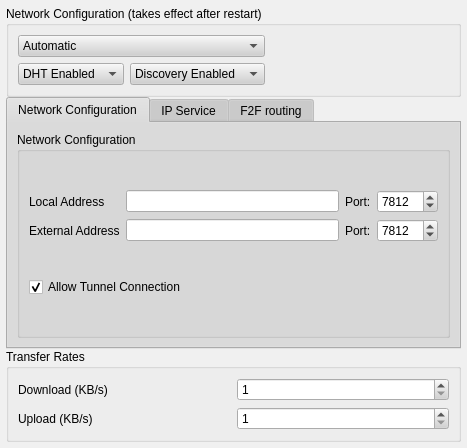
Old version of the form retroshare-gui/src/gui/settings/ServerPage.ui in the repository RetroShare/RetroShare.
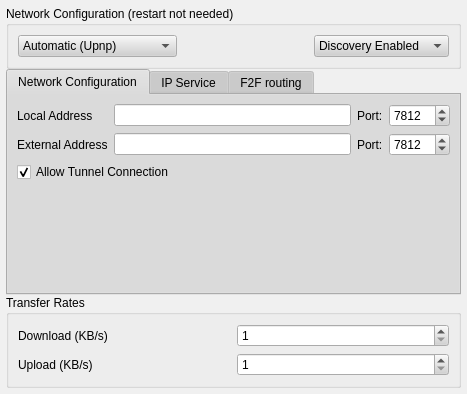
New version of the form.

```diff
--- a/retroshare-gui/src/gui/settings/ServerPage.ui
+++ b/retroshare-gui/src/gui/settings/ServerPage.ui
@@ -7,7 +7,7 @@
     <x>0</x>
     <y>0</y>
     <width>467</width>
-    <height>448</height>
+    <height>394</height>
    </rect>
   </property>
   <property name="sizePolicy">
@@ -504,16 +504,19 @@
       </sizepolicy>
      </property>
      <property name="title">
-      <string>Network Configuration (takes effect after restart)</string>
+      <string>Network Configuration (restart not needed)</string>
      </property>
      <layout class="QHBoxLayout">
       <item>
-       <layout class="QVBoxLayout">
+       <layout class="QHBoxLayout" name="horizontalLayout_2">
+        <item>
+         <layout class="QHBoxLayout"/>
+        </item>
         <item>
          <widget class="QComboBox" name="netModeComboBox">
           <item>
            <property name="text">
-            <string>Automatic</string>
+            <string>Automatic (Upnp)</string>
            </property>
           </item>
           <item>
@@ -523,44 +526,10 @@
           </item>
           <item>
            <property name="text">
-            <string>Forwarded Port</string>
+            <string>Manual Forwarded Port</string>
            </property>
           </item>
          </widget>
-        </item>
-        <item>
-         <layout class="QHBoxLayout">
-          <item>
-           <widget class="QComboBox" name="dhtComboBox">
-            <item>
-             <property name="text">
-              <string>DHT Enabled</string>
-             </property>
-            </item>
-            <item>
-             <property name="text">
-              <string>DHT Disabled</string>
-             </property>
-            </item>
-           </widget>
-          </item>
-          <item>
-           <widget class="QComboBox" name="discComboBox">
-            <item>
-             <property name="text">
-              <string>Discovery Enabled</string>
-             </property>
-            </item>
-            <item>
-             <property name="text">
-              <string>Discovery Disabled</string>
-             </property>
-            </item>
-           </widget>
-          </item>
-         </layout>
-        </item>
-       </layout>
       </item>
       <item>
        <spacer>
@@ -575,6 +544,25 @@
         </property>
        </spacer>
       </item>
+        <item>
+         <widget class="QComboBox" name="discComboBox">
+          <property name="toolTip">
+           <string>Should be disabled if you don't want to share connection information between peers.</string>
+          </property>
+          <item>
+           <property name="text">
+            <string>Discovery Enabled</string>
+           </property>
+          </item>
+          <item>
+           <property name="text">
+            <string>Discovery Disabled</string>
+           </property>
+          </item>
+         </widget>
+        </item>
+       </layout>
+      </item>
      </layout>
     </widget>
    </item>
@@ -660,20 +648,24 @@
        <string>Network Configuration</string>
       </attribute>
       <layout class="QGridLayout">
+       <item row="2" column="0">
+        <widget class="QCheckBox" name="allowTunnelConnectionCB">
+         <property name="toolTip">
+          <string>If you unckeck this, RetroShare will not use tunnel connection between peers that are firewalled and cannot connect directly. This is independant from F2F routing (turtle router).</string>
+         </property>
+         <property name="text">
+          <string>Allow Tunnel Connection</string>
+         </property>
+         <property name="checked">
+          <bool>true</bool>
+         </property>
+        </widget>
+       </item>
        <item row="0" column="0">
-        <widget class="QGroupBox" name="groupBox">
-         <property name="sizePolicy">
-          <sizepolicy hsizetype="Preferred" vsizetype="Preferred">
-           <horstretch>0</horstretch>
-           <verstretch>0</verstretch>
-          </sizepolicy>
-         </property>
-         <property name="title">
-          <string>Network Configuration</string>
-         </property>
-         <layout class="QVBoxLayout" name="verticalLayout">
-          <item>
            <layout class="QHBoxLayout">
+         <property name="spacing">
+          <number>6</number>
+         </property>
             <item>
              <layout class="QVBoxLayout">
               <item>
@@ -694,6 +686,9 @@
             </item>
             <item>
              <layout class="QGridLayout">
+           <property name="spacing">
+            <number>6</number>
+           </property>
               <item row="0" column="0">
                <widget class="QLineEdit" name="localAddress"/>
               </item>
@@ -744,21 +739,18 @@
             </item>
            </layout>
           </item>
-          <item>
-           <widget class="QCheckBox" name="allowTunnelConnectionCB">
-            <property name="toolTip">
-             <string>If you unckeck this, RetroShare will not use tunnel connection between peers that are firewalled and cannot connect directly. This is independant from F2F routing (turtle router).</string>
-            </property>
-            <property name="text">
-             <string>Allow Tunnel Connection</string>
-            </property>
-            <property name="checked">
-             <bool>true</bool>
-            </property>
-           </widget>
-          </item>
-         </layout>
-        </widget>
+       <item row="3" column="0">
+        <spacer name="verticalSpacer">
+         <property name="orientation">
+          <enum>Qt::Vertical</enum>
+         </property>
+         <property name="sizeHint" stdset="0">
+          <size>
+           <width>20</width>
+           <height>40</height>
+          </size>
+         </property>
+        </spacer>
        </item>
       </layout>
      </widget>
@@ -768,19 +760,6 @@
       </attribute>
       <layout class="QGridLayout">
        <item row="0" column="0">
-        <widget class="QGroupBox" name="groupBox_4">
-         <property name="title">
-          <string>IP check service</string>
-         </property>
-         <layout class="QGridLayout" name="gridLayout">
-          <item row="2" column="0">
-           <widget class="QListWidget" name="IPServersLV">
-            <property name="editTriggers">
-             <set>QAbstractItemView::NoEditTriggers</set>
-            </property>
-           </widget>
-          </item>
-          <item row="1" column="0">
            <widget class="QCheckBox" name="allowIpDeterminationCB">
             <property name="toolTip">
              <string>If you unckeck this, RetroShare can only determine your IP 
@@ -796,7 +775,11 @@
             </property>
            </widget>
           </item>
-         </layout>
+       <item row="1" column="0">
+        <widget class="QListWidget" name="IPServersLV">
+         <property name="editTriggers">
+          <set>QAbstractItemView::NoEditTriggers</set>
+         </property>
         </widget>
        </item>
       </layout>
```
Lines whose indentation alone changed are shown as unchanged.
